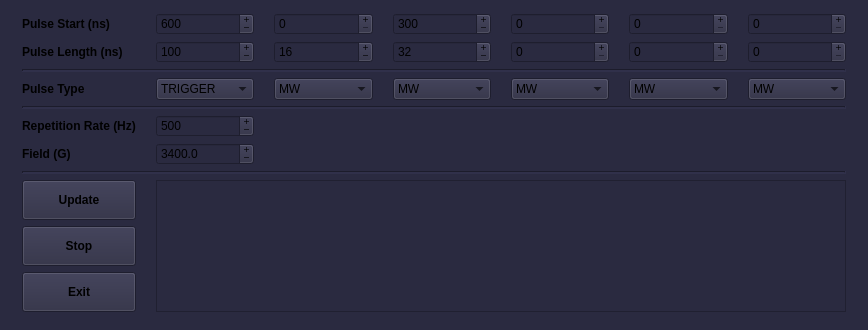
Before: the Qt Designer form atomize/control_center/gui/pulse_main_window.ui in Anatoly1010/Atomize_NIOCH, drawn with Qt 5.
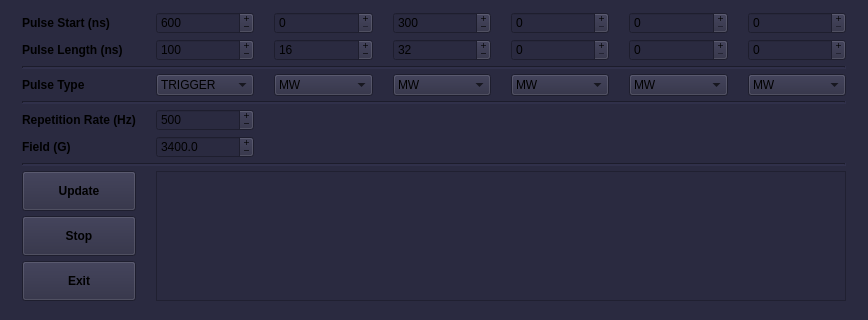
After: the same form once the commit is applied.

What changed in the file:
```diff
--- a/atomize/control_center/gui/pulse_main_window.ui
+++ b/atomize/control_center/gui/pulse_main_window.ui
@@ -7,7 +7,7 @@
     <x>0</x>
     <y>0</y>
     <width>868</width>
-    <height>330</height>
+    <height>320</height>
    </rect>
   </property>
   <property name="sizePolicy">
@@ -19,13 +19,13 @@
   <property name="minimumSize">
    <size>
     <width>868</width>
-    <height>330</height>
+    <height>320</height>
    </size>
   </property>
   <property name="maximumSize">
    <size>
     <width>868</width>
-    <height>340</height>
+    <height>330</height>
    </size>
   </property>
   <property name="sizeIncrement">
@@ -56,13 +56,13 @@
    <property name="minimumSize">
     <size>
      <width>868</width>
-     <height>330</height>
+     <height>320</height>
     </size>
    </property>
    <property name="maximumSize">
     <size>
      <width>868</width>
-     <height>330</height>
+     <height>320</height>
     </size>
    </property>
    <layout class="QHBoxLayout" name="horizontalLayout">
```
